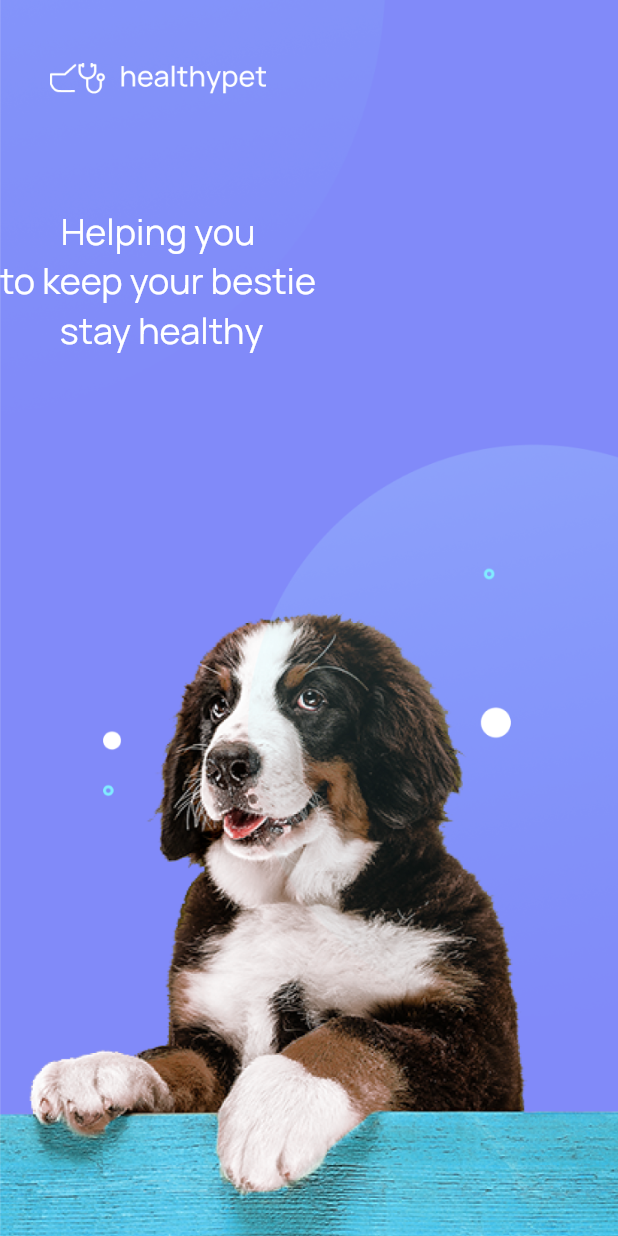
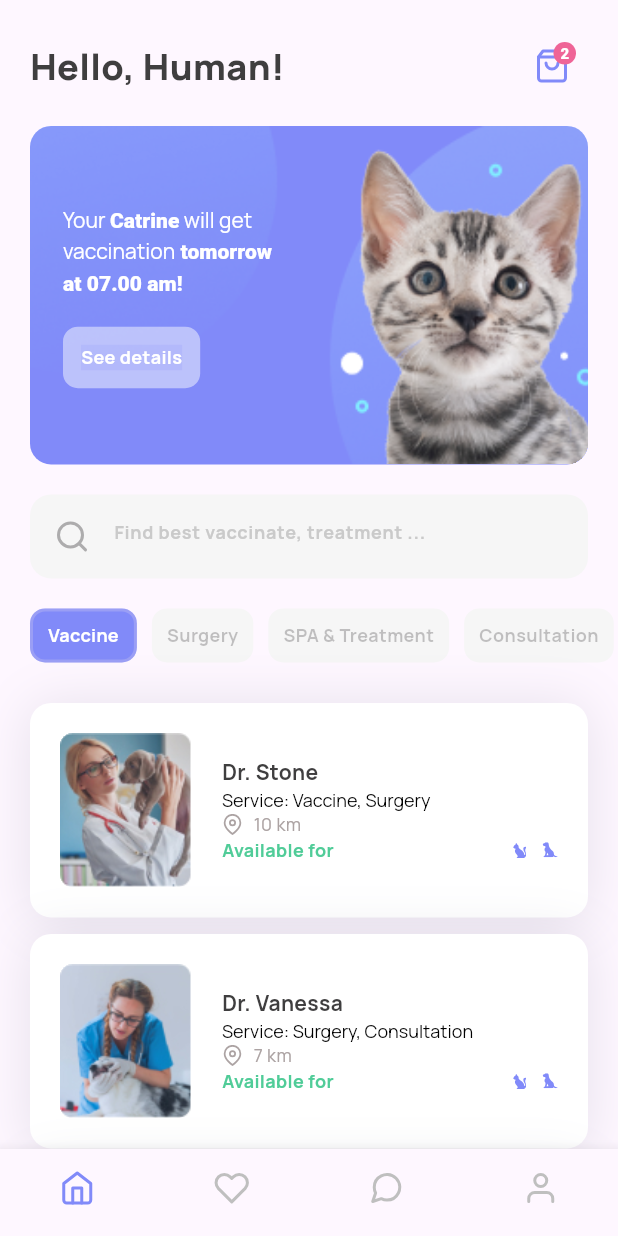
Before and after one commit to nangstywn/healthy-pet, a Flutter app: the screen it shows after launch, on a phone screen of 412 x 824 dp. Run offline on Flutter 3.47's test engine with Material 3 defaults, Android fonts, the phone set to English and light mode, and no system bars; our stand-ins replace feather_icons, flutter_svg, google_fonts.

Commit message:
Slicing HomeScreen

```diff
--- /dev/null
+++ b/lib/models/doctor.dart
@@ -0,0 +1,33 @@
+import 'package:healthypet/models/service.dart';
+
+class DoctorModel {
+  String name;
+  String image;
+  List<String> services;
+  int distance;
+
+  DoctorModel({
+    required this.name,
+    required this.image,
+    required this.services,
+    required this.distance,
+  });
+}
+
+var doctors = [
+  DoctorModel(
+      name: "Dr. Stone",
+      image: "stone.jpg",
+      services: [Service.vaccine, Service.surgery],
+      distance: 10),
+  DoctorModel(
+      name: "Dr. Vanessa",
+      image: "vanessa.jpg",
+      services: [Service.surgery, Service.consultation],
+      distance: 7),
+  DoctorModel(
+      name: "Dr. Vanessa",
+      image: "vanessa.jpg",
+      services: [Service.surgery, Service.consultation],
+      distance: 7)
+];
--- /dev/null
+++ b/lib/models/service.dart
@@ -0,0 +1,10 @@
+class Service {
+  static String vaccine = 'Vaccine';
+  static String surgery = 'Surgery';
+  static String spaAndTreatment = 'SPA & Treatment';
+  static String consultation = 'Consultation';
+
+  static List<String> all() {
+    return [vaccine, surgery, spaAndTreatment, consultation];
+  }
+}
--- /dev/null
+++ b/lib/screens/home_screen.dart
@@ -0,0 +1,329 @@
+import 'package:feather_icons/feather_icons.dart';
+import 'package:flutter/material.dart';
+import 'package:flutter_svg/flutter_svg.dart';
+import 'package:google_fonts/google_fonts.dart';
+import 'package:healthypet/models/doctor.dart';
+import 'package:healthypet/models/service.dart';
+
+var selectedService = 0;
+var selectedMenu = 0;
+var menus = [
+  FeatherIcons.home,
+  FeatherIcons.heart,
+  FeatherIcons.messageCircle,
+  FeatherIcons.user,
+];
+
+class HomeScreen extends StatelessWidget {
+  const HomeScreen({super.key});
+
+  @override
+  Widget build(BuildContext context) {
+    return Scaffold(
+      bottomNavigationBar: _bottomNavigationBar(),
+      body: SafeArea(
+        child: SingleChildScrollView(
+          child: Column(
+            children: [
+              const SizedBox(
+                height: 20,
+              ),
+              _greetings(),
+              const SizedBox(
+                height: 16,
+              ),
+              _hero(),
+              const SizedBox(
+                height: 20,
+              ),
+              _search(),
+              const SizedBox(
+                height: 20,
+              ),
+              _services(),
+              const SizedBox(
+                height: 27,
+              ),
+              _doctors()
+            ],
+          ),
+        ),
+      ),
+    );
+  }
+
+  BottomNavigationBar _bottomNavigationBar() => BottomNavigationBar(
+        selectedItemColor: const Color(0xFF818AF9),
+        type: BottomNavigationBarType.fixed,
+        items: menus
+            .map((e) =>
+                BottomNavigationBarItem(icon: Icon(e), label: e.toString()))
+            .toList(),
+        showSelectedLabels: false,
+        showUnselectedLabels: false,
+        unselectedItemColor: const Color(0xFFBFBFBF),
+      );
+
+  ListView _doctors() {
+    return ListView.separated(
+        padding: const EdgeInsets.symmetric(horizontal: 20),
+        // physics: const NeverScrollableScrollPhysics(),
+        physics: const AlwaysScrollableScrollPhysics(),
+        shrinkWrap: true,
+        itemBuilder: (context, index) => _doctor(doctors[index]),
+        separatorBuilder: (context, index) => const SizedBox(height: 11),
+        itemCount: doctors.length);
+  }
+
+  Container _doctor(DoctorModel doctorModel) {
+    return Container(
+      padding: const EdgeInsets.all(20),
+      decoration: BoxDecoration(
+          color: Colors.white,
+          borderRadius: BorderRadius.circular(14),
+          boxShadow: [
+            BoxShadow(
+                color: const Color(0xFF35385A).withOpacity(.12),
+                blurRadius: 30,
+                offset: const Offset(0, 2))
+          ]),
+      child: Row(
+        children: [
+          Container(
+            clipBehavior: Clip.hardEdge,
+            decoration: BoxDecoration(borderRadius: BorderRadius.circular(8)),
+            child: Image.asset(
+              'assets/images/${doctorModel.image}',
+              height: 103,
+              width: 88,
+            ),
+          ),
+          const SizedBox(
+            width: 20,
+          ),
+          Flexible(
+            fit: FlexFit.tight,
+            child: Column(
+              crossAxisAlignment: CrossAxisAlignment.start,
+              children: [
+                Text(doctorModel.name,
+                    style: GoogleFonts.manrope(
+                        fontSize: 14,
+                        fontWeight: FontWeight.bold,
+                        color: const Color(0xFF3F3E3F))),
+                const SizedBox(
+                  width: 7,
+                ),
+                RichText(
+                    text: TextSpan(
+                        text: "Service: ${doctorModel.services.join(', ')}",
+                        style: GoogleFonts.manrope(
+                            fontSize: 12, color: Colors.black))),
+                const SizedBox(
+                  width: 7,
+                ),
+                Row(
+                  children: [
+                    const Icon(FeatherIcons.mapPin,
+                        size: 14, color: Color(0xFFACA3A3)),
+                    const SizedBox(
+                      width: 7,
+                    ),
+                    Text('${doctorModel.distance} km',
+                        style: GoogleFonts.manrope(
+                            fontSize: 12, color: const Color(0xFFACA3A3))),
+                  ],
+                ),
+                const SizedBox(
+                  width: 7,
+                ),
+                Row(
+                  mainAxisAlignment: MainAxisAlignment.spaceBetween,
+                  children: [
+                    Text("Available for",
+                        style: GoogleFonts.manrope(
+                            color: const Color(0xFF50CC98),
+                            fontWeight: FontWeight.bold,
+                            fontSize: 12)),
+                    const Spacer(),
+                    SvgPicture.asset('assets/svgs/cat.svg'),
+                    const SizedBox(
+                      width: 10,
+                    ),
+                    SvgPicture.asset('assets/svgs/dog.svg'),
+                  ],
+                ),
+              ],
+            ),
+          ),
+        ],
+      ),
+    );
+  }
+
+  SizedBox _services() {
+    return SizedBox(
+      height: 36,
+      child: ListView.separated(
+          padding: const EdgeInsets.symmetric(horizontal: 20),
+          scrollDirection: Axis.horizontal,
+          itemBuilder: (context, index) => Container(
+                padding: const EdgeInsets.symmetric(horizontal: 10),
+                decoration: BoxDecoration(
+                    borderRadius: BorderRadius.circular(10),
+                    color: selectedService == index
+                        ? const Color(0xFF818AF9)
+                        : const Color(0xFFF6F6F6),
+                    border: selectedService == index
+                        ? Border.all(
+                            color: const Color(0xFFF1E5E5).withOpacity(.22),
+                            width: 2)
+                        : null),
+                child: Center(
+                    child: Text(
+                  Service.all()[index],
+                  style: GoogleFonts.manrope(
+                      color: selectedService == index
+                          ? Colors.white
+                          : const Color(0xFF3F3E3F).withOpacity(.3),
+                      fontSize: 12,
+                      fontWeight: FontWeight.bold),
+                )),
+              ),
+          separatorBuilder: (context, index) => const SizedBox(width: 10),
+          itemCount: Service.all().length),
+    );
+  }
+
+  Widget _search() {
+    return Container(
+      margin: const EdgeInsets.symmetric(horizontal: 20),
+      padding: const EdgeInsets.symmetric(horizontal: 4, vertical: 4),
+      // height: 52,
+      decoration: BoxDecoration(
+        color: const Color(0xFFF6F6F6),
+        borderRadius: BorderRadius.circular(14),
+      ),
+      child: TextFormField(
+        decoration: InputDecoration(
+            border: InputBorder.none,
+            prefixIcon:
+                const Icon(FeatherIcons.search, color: Color(0xFFADACAD)),
+            hintText: "Find best vaccinate, treatment ...",
+            hintStyle: GoogleFonts.manrope(
+                fontSize: 12,
+                fontWeight: FontWeight.bold,
+                color: const Color(0xFFCACACA),
+                height: 150 / 100)),
+      ),
+    );
+  }
+
+  AspectRatio _hero() {
+    return AspectRatio(
+      aspectRatio: 336 / 184,
+      child: Container(
+        clipBehavior: Clip.hardEdge,
+        margin: const EdgeInsets.symmetric(horizontal: 20),
+        // borderRadius: BorderRadius.all(Radius.circular(14)),
+        decoration: BoxDecoration(
+          borderRadius: BorderRadius.circular(14),
+          color: const Color(0xFF818AF9),
+        ),
+        child: Stack(
+          children: [
+            Image.asset('assets/images/background-card.png',
+                height: double.maxFinite,
+                width: double.maxFinite,
+                fit: BoxFit.cover),
+            Padding(
+              padding: const EdgeInsets.symmetric(horizontal: 22),
+              child: Column(
+                  mainAxisAlignment: MainAxisAlignment.center,
+                  crossAxisAlignment: CrossAxisAlignment.start,
+                  children: [
+                    RichText(
+                        text: TextSpan(
+                            text: "Your ",
+                            style: GoogleFonts.manrope(
+                                fontSize: 14,
+                                color: Colors.white,
+                                letterSpacing: 3.5 / 100,
+                                height: 150 / 100),
+                            children: const [
+                          TextSpan(
+                              text: "Catrine",
+                              style: TextStyle(
+                                  color: Colors.white,
+                                  fontWeight: FontWeight.w800)),
+                          TextSpan(text: " will get \nvaccination"),
+                          TextSpan(
+                              text: " tomorrow\nat 07.00 am!",
+                              style: TextStyle(
+                                  color: Colors.white,
+                                  fontWeight: FontWeight.w800)),
+                        ])),
+                    Container(
+                        margin: const EdgeInsets.only(top: 20),
+                        decoration: BoxDecoration(
+                            color: Colors.white.withOpacity(.4),
+                            border: Border.all(
+                                color: Colors.white.withOpacity(.12),
+                                width: 12),
+                            borderRadius: BorderRadius.circular(10)),
+                        child: Text('See details',
+                            style: GoogleFonts.manrope(
+                                fontSize: 12,
+                                fontWeight: FontWeight.bold,
+                                color: Colors.white)))
+                  ]),
+            ),
+          ],
+        ),
+      ),
+    );
+  }
+
+  Padding _greetings() {
+    return Padding(
+      padding: const EdgeInsets.symmetric(horizontal: 20),
+      child: Row(
+        mainAxisAlignment: MainAxisAlignment.spaceBetween,
+        children: [
+          Text(
+            "Hello, Human!",
+            style: GoogleFonts.manrope(
+                fontSize: 24,
+                fontWeight: FontWeight.w800,
+                color: const Color(0xFF3F3E3F)),
+          ),
+          Stack(children: [
+            IconButton(
+                onPressed: () {},
+                icon: const Icon(FeatherIcons.shoppingBag,
+                    color: Color(0xFF818AF9))),
+            Positioned(
+              right: 8,
+              top: 8,
+              child: Container(
+                height: 15,
+                width: 15,
+                decoration: BoxDecoration(
+                    color: Color(0xFFEF6497),
+                    borderRadius: BorderRadius.circular(15 / 2)),
+                child: Center(
+                    child: Text(
+                  '2',
+                  style: GoogleFonts.mPlus1(
+                      color: Colors.white,
+                      fontSize: 10,
+                      fontWeight: FontWeight.w800),
+                )),
+              ),
+            )
+          ])
+        ],
+      ),
+    );
+  }
+}
--- a/lib/screens/splash_screen.dart
+++ b/lib/screens/splash_screen.dart
@@ -1,12 +1,22 @@
 import 'package:flutter/material.dart';
+import 'package:flutter/services.dart';
 import 'package:flutter_svg/flutter_svg.dart';
 import 'package:google_fonts/google_fonts.dart';
+import 'package:healthypet/screens/home_screen.dart';
 
 class SplashScreen extends StatelessWidget {
   const SplashScreen({super.key});
 
   @override
   Widget build(BuildContext context) {
+    SystemChrome.setSystemUIOverlayStyle(SystemUiOverlayStyle.light);
+
+    Future.delayed(const Duration(seconds: 3)).then((value) {
+      Navigator.of(context).pushAndRemoveUntil(
+          MaterialPageRoute(builder: (context) => const HomeScreen()),
+          (route) => false);
+    });
+
     return Scaffold(
         body: Stack(children: [
       Image.asset(
@@ -16,7 +26,8 @@ class SplashScreen extends StatelessWidget {
         width: double.infinity,
         alignment: Alignment.center,
       ),
-      SafeArea(
+      Center(
+        child: SafeArea(
             child: Column(children: [
           const SizedBox(
             height: 42,
@@ -30,14 +41,22 @@ class SplashScreen extends StatelessWidget {
           ),
           RichText(
               textAlign: TextAlign.center,
-            text: const TextSpan(
+              text: TextSpan(
                   text: "Helping you\nto keep ",
-                style: GoogleFonts.manrope(fontSize: 24),
-                children: [
-                  TextSpan(text: "your bestie"),
+                  style: GoogleFonts.manrope(
+                      fontSize: 24,
+                      color: const Color(0xFFDEE1FE),
+                      letterSpacing: 3.5 / 100,
+                      height: 152 / 100),
+                  children: const [
+                    TextSpan(
+                        text: "your bestie",
+                        style: TextStyle(
+                            color: Colors.white, fontWeight: FontWeight.w800)),
                     TextSpan(text: "\n stay healthy")
                   ]))
-      ]))
+        ])),
+      )
     ]));
   }
 }
--- a/pubspec.yaml
+++ b/pubspec.yaml
@@ -37,6 +37,7 @@ dependencies:
   cupertino_icons: ^1.0.6
   flutter_svg: ^2.0.0
   google_fonts: ^6.1.0
+  feather_icons: ^1.2.0
 
 dev_dependencies:
   flutter_test:
```
Also changed, not shown: assets/images/background-card.png (added), assets/images/stone.jpg (added), assets/images/vanessa.jpg (added), assets/svgs/cat.svg (added), assets/svgs/dog.svg (added), assets/svgs/logo.svg (deleted), pubspec.lock. Lines whose indentation alone changed are shown as unchanged.
